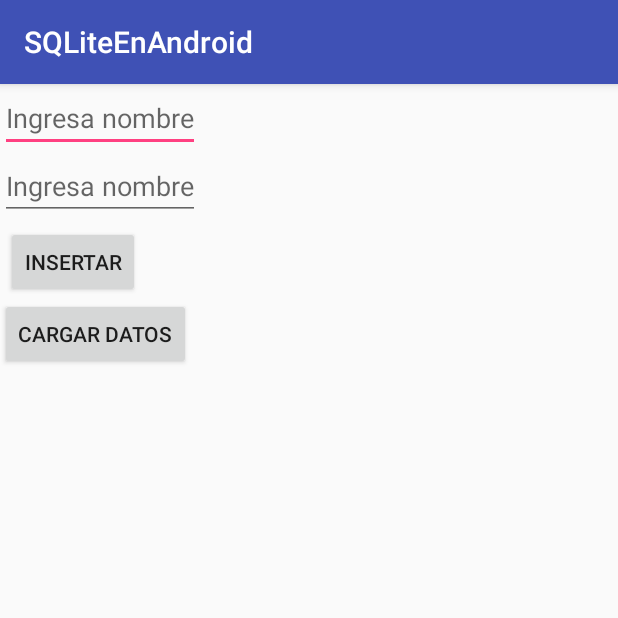
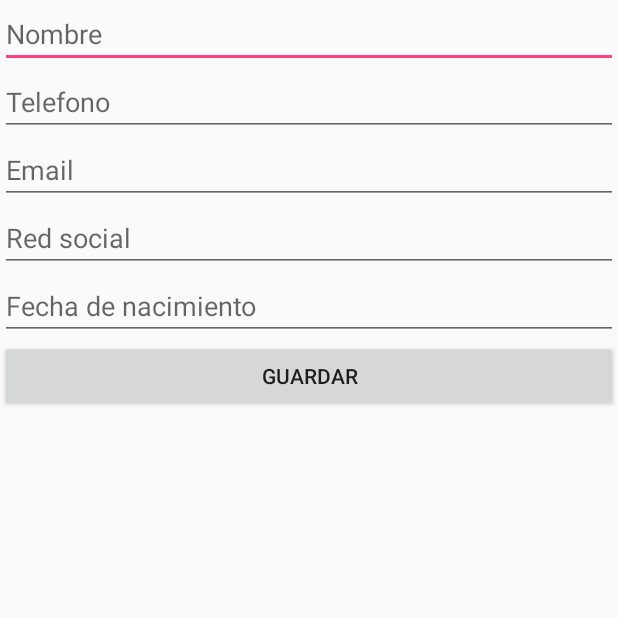
Before and after one commit to ThanyaLeif/SQLiteEnAndroid, an Android app: the screen it shows after launch (MainActivity before the commit, UsuarioActivity after it), after a tap on "INSERTAR", on a phone screen of 412 x 824 dp, the top half of it. Run offline under Robolectric (Android 15) with nearby library versions, the phone set to English and light mode, and no system bars.

```diff
--- a/app/build.gradle
+++ b/app/build.gradle
@@ -22,6 +22,7 @@ dependencies {
     implementation fileTree(dir: 'libs', include: ['*.jar'])
     implementation 'com.android.support:appcompat-v7:27.1.1'
     implementation 'com.android.support.constraint:constraint-layout:1.1.3'
+    implementation 'com.android.support:design:27.1.1'
     testImplementation 'junit:junit:4.12'
     androidTestImplementation 'com.android.support.test:runner:1.0.2'
     androidTestImplementation 'com.android.support.test.espresso:espresso-core:3.0.2'
--- a/app/src/main/AndroidManifest.xml
+++ b/app/src/main/AndroidManifest.xml
@@ -16,6 +16,10 @@
                 <category android:name="android.intent.category.LAUNCHER" />
             </intent-filter>
         </activity>
+        <activity
+            android:name=".UsuarioActivity"
+            android:label="@string/title_activity_usuario"
+            android:theme="@style/AppTheme.NoActionBar"></activity>
     </application>
 
 </manifest>
--- a/app/src/main/java/net/ivanvega/sqliteenandroid/MainActivity.java
+++ b/app/src/main/java/net/ivanvega/sqliteenandroid/MainActivity.java
@@ -1,10 +1,16 @@
 package net.ivanvega.sqliteenandroid;
 
+import android.app.AlertDialog;
+import android.content.Context;
+import android.content.DialogInterface;
+import android.content.Intent;
 import android.database.Cursor;
 import android.support.v7.app.AppCompatActivity;
 import android.os.Bundle;
-import android.util.Log;
+
 import android.view.View;
+import android.widget.AdapterView;
+import android.widget.Button;
 import android.widget.EditText;
 import android.widget.ListView;
 import android.widget.SimpleCursorAdapter;
@@ -12,65 +18,105 @@ import android.widget.Toast;
 
 import net.ivanvega.sqliteenandroid.db.DAOUsuarios;
 import net.ivanvega.sqliteenandroid.db.MiAdaptadorUsuariosConexion;
-import net.ivanvega.sqliteenandroid.db.Usuario;
 
-import java.util.List;
 
 public class MainActivity extends AppCompatActivity {
-    EditText txtN,txtE;
+
+    EditText txtBuscar;
+    Button btnInsertar, btnBuscar;
     ListView lsv ;
+
+    public final int INSERT_USER = 1;
 
     @Override
     protected void onCreate(Bundle savedInstanceState) {
         super.onCreate(savedInstanceState);
         setContentView(R.layout.activity_main);
 
-        txtN = findViewById(R.id.txtNombre);
-        txtE = findViewById(R.id.txtEmail);
+        txtBuscar = findViewById(R.id.txtBuscar);
+        btnBuscar = findViewById(R.id.btnBuscar);
+        btnInsertar = findViewById(R.id.btnInsertar);
+        lsv = findViewById(R.id.lsv);
 
-         lsv = findViewById(R.id.lsv);
+        final Context contexto = this;
 
+
+        btnBuscar.setOnClickListener(new View.OnClickListener() {
+            @Override
+            public void onClick(View view) {
+                cargarDatos(txtBuscar.getText().toString());
+            }
+        });
+
+        btnInsertar.setOnClickListener(new View.OnClickListener() {
+            @Override
+            public void onClick(View view) {
+                Intent insertar = new Intent(contexto, UsuarioActivity.class);
+                startActivityForResult(insertar, INSERT_USER);
+            }
+        });
+
+        lsv.setOnItemLongClickListener(new AdapterView.OnItemLongClickListener() {
+            @Override
+            public boolean onItemLongClick(final AdapterView<?> parent, View view, final int position, long id) {
+                AlertDialog.Builder builder = new AlertDialog.Builder(contexto);
+
+                //Este método da la opción de eliminar o modificar un registro en específico
+                builder.setItems(
+                        new CharSequence[]{"Modificar", "Eliminar"}, new DialogInterface.OnClickListener() {
+                            @Override
+                            public void onClick(DialogInterface dialog, int which) {
+                                Cursor c = (Cursor) parent.getItemAtPosition(position);
+                                int id = c.getInt(0);
+
+                                switch (which) {
+                                    case 0:
+                                        Intent intentActualizar = new Intent(contexto, UsuarioActivity.class);
+                                        intentActualizar.putExtra("_id", id);
+
+                                        startActivityForResult(intentActualizar, 1);
+                                        break;
+                                    case 1:
+                                        DAOUsuarios ado = new DAOUsuarios(getBaseContext());
+
+                                        if (ado.delete(id) > 0)
+                                            Toast.makeText(contexto, "Usuario eliminado", Toast.LENGTH_SHORT).show();
+                                        break;
+                                }
+                            }
+                        });
+
+                builder.show();
+                return false;
+            }
+        });
     }
 
-    public void btnI_click(View v){
-        DAOUsuarios ado =
-                new DAOUsuarios(getApplicationContext());
+    public void cargarDatos(String buscar){
+        DAOUsuarios daoUsuario = new DAOUsuarios(this);
+        Cursor c = daoUsuario.getByName(buscar);
 
-        long result = ado.add(
-                new Usuario(
-                    0, txtN.getText().toString(), "4451022214",
-                        txtE.getText().toString(), "@"+txtN.getText().toString()
-                )
+        //Esto lo copié del método btnCArgar
+        SimpleCursorAdapter adaptador = new SimpleCursorAdapter(
+                this, android.R.layout.simple_list_item_2, c,
+                MiAdaptadorUsuariosConexion.COLUMNS_USUARIOS,
+                new int[]{android.R.id.text1, android.R.id.text2},
+                SimpleCursorAdapter.NO_SELECTION
         );
 
-        if (result>0){
-            Toast.makeText(this, "Adición exitosa",
-                    Toast.LENGTH_LONG).show();
-        }
-
+        lsv.setAdapter(adaptador);
     }
 
+
     public void btnCargar_click(View v){
-        DAOUsuarios dao = new DAOUsuarios(this);
-        List<Usuario> lst =  dao.getAll();
-        for (Usuario item: lst
-             ) {
-            Log.d("USUARIO: " ,  String.valueOf( item.getId()));
-            Log.d("USUARIO: " , item.getNombre());
-        }
-        Cursor c =  dao.getAllC();
-
-
-
-        SimpleCursorAdapter adp = new SimpleCursorAdapter(
-          this, android.R.layout.simple_list_item_2 ,
-          c , MiAdaptadorUsuariosConexion.COLUMNS_USUARIOS,
-          new int[]{android.R.id.text1, android.R.id.text2},
-                SimpleCursorAdapter.NO_SELECTION
-
-        );
-
-        lsv.setAdapter(adp);
+        cargarDatos("");
     }
 
+    //Este método recarga los valores del listview y del textbox
+    @Override
+    protected void onActivityResult(int requestCode, int resultCode, Intent data) {
+        super.onActivityResult(requestCode, resultCode, data);
+        txtBuscar.setText("");
+        cargarDatos("");
+    }
 }
--- /dev/null
+++ b/app/src/main/java/net/ivanvega/sqliteenandroid/UsuarioActivity.java
@@ -0,0 +1,113 @@
+package net.ivanvega.sqliteenandroid;
+
+import android.content.Context;
+import android.os.Bundle;
+import android.support.design.widget.FloatingActionButton;
+import android.support.design.widget.Snackbar;
+import android.support.v7.app.AppCompatActivity;
+import android.support.v7.widget.Toolbar;
+import android.view.View;
+import android.widget.Button;
+import android.widget.EditText;
+import android.widget.Toast;
+
+import net.ivanvega.sqliteenandroid.db.DAOUsuarios;
+import net.ivanvega.sqliteenandroid.db.Usuario;
+
+public class UsuarioActivity extends AppCompatActivity {
+
+    EditText txtNombre, txtEmail, txtTelefono, txtRedSocial, txtFechaNac;
+    Button btnGuardar;
+
+    //Detecta si es un update o si es un insert
+    int id = -1;
+
+    @Override
+    protected void onCreate(Bundle savedInstanceState) {
+        super.onCreate(savedInstanceState);
+        setContentView(R.layout.activity_usuario);
+
+        txtNombre = findViewById(R.id.txtNombre);
+        txtEmail = findViewById(R.id.txtEmail);
+        txtTelefono = findViewById(R.id.txtTelefono);
+        txtRedSocial = findViewById(R.id.txtRedSocial);
+        txtFechaNac = findViewById(R.id.txtFechaNac);
+        btnGuardar = findViewById(R.id.btnGuardar);
+
+        final Context contexto = this;
+        boolean editMode = false; //esto se necesita porque la pantalla se recicla para insertar y modificar
+
+        //Aquí se detecta si se va a insertar o a editar un nuevo usuario
+        id = getIntent().getIntExtra("_id", -1);
+
+        //Si se manda a llamar con un valor diferente a -1 significa que se va a modificar
+        if (id != -1) {
+
+            //Aquí se cambia a modo edición
+            editMode = true;
+
+
+            //Se mandan llamar los datos del usuario con el id que se mandó
+            DAOUsuarios ado = new DAOUsuarios(this);
+            Usuario u = ado.get(id);
+
+            txtNombre.setText(u.getNombre());
+            txtTelefono.setText(u.getTelefono());
+            txtEmail.setText(u.getEmail());
+            txtRedSocial.setText(u.getRed_social());
+            txtFechaNac.setText(u.getFecha_nac());
+        }
+
+        btnGuardar.setOnClickListener(new View.OnClickListener() {
+            @Override
+            public void onClick(View v) {
+
+                DAOUsuarios ado = new DAOUsuarios(getApplicationContext());
+
+
+                //Si el id es igual a -1 significa que se va a agregar un nuevo usuario
+                if (id == -1) {
+                    long result = ado.add(
+                            new Usuario(
+                                    0,
+                                    txtNombre.getText().toString(),
+                                    txtTelefono.getText().toString(),
+                                    txtEmail.getText().toString(),
+                                    txtRedSocial.getText().toString(),
+                                    txtFechaNac.getText().toString()
+                            )
+                    );
+
+
+                    // Si se regresa algo diferente a 0 significa que se agregó correctamente a la base de datos
+                    if (result > 0){
+                        Toast.makeText(getBaseContext(), "Usuario agregado",
+                                Toast.LENGTH_LONG).show();
+                    }
+                    // De lo contrario no se insertó correctamente
+                    else{
+                        Toast.makeText(getBaseContext(), "Error al agregar",
+                                Toast.LENGTH_LONG).show();
+                    }
+                } else {
+
+                    //Si el id es diferente de -1 se manda como modificación
+                    ado.update(
+                            new Usuario(
+                                    id,
+                                    txtNombre.getText().toString(),
+                                    txtTelefono.getText().toString(),
+                                    txtEmail.getText().toString(),
+                                    txtRedSocial.getText().toString(),
+                                    txtFechaNac.getText().toString()
+                            )
+                    );
+                }
+
+                //Cierra este activity al terminar
+                finish();
+            }
+        });
+    }
+
+}
--- a/app/src/main/java/net/ivanvega/sqliteenandroid/db/MiAdaptadorUsuariosConexion.java
+++ b/app/src/main/java/net/ivanvega/sqliteenandroid/db/MiAdaptadorUsuariosConexion.java
@@ -6,15 +6,15 @@ import android.database.sqlite.SQLiteOpenHelper;
 
 public class MiAdaptadorUsuariosConexion extends SQLiteOpenHelper {
 
-    public static final String [] COLUMNS_USUARIOS = {"_id", "nombre", "telefono", "email", "red_social"  };
+    public static final String [] COLUMNS_USUARIOS = {"_id", "nombre", "telefono", "email", "red_social", "fecha_nac"  };
     public static final String [] TABLES_DB = {"usuarios"};
 
     private String SCRIPT_DB  = "create table Usuarios (_id integer primary key autoincrement, " +
-            "nombre text not null, telefono text, email text, red_social text );";
+            "nombre text not null, telefono text, email text, red_social text, fecha_nac string );";
 
 
     public MiAdaptadorUsuariosConexion (Context ctx){
-        super(ctx, "midb", null, 1);
+        super(ctx, "midb", null, 4);
     }
 
     @Override
--- a/app/src/main/res/layout/activity_main.xml
+++ b/app/src/main/res/layout/activity_main.xml
@@ -8,43 +8,39 @@
     android:orientation="vertical">
 
     <EditText
-        android:layout_width="wrap_content"
+        android:id="@+id/txtBuscar"
+        android:layout_width="match_parent"
         android:layout_height="wrap_content"
-        android:hint="Ingresa nombre"
-        android:id="@+id/txtNombre"/>
-
-    <EditText
-        android:layout_width="wrap_content"
-        android:layout_height="wrap_content"
-        android:hint="Ingresa nombre"
-        android:id="@+id/txtEmail"/>
-
+        android:ems="10"
+        android:hint="Busqueda"
+        android:inputType="textPersonName" />
 
     <Button
-        android:id="@+id/btnI"
-        android:layout_width="wrap_content"
+        android:id="@+id/btnBuscar"
+        android:layout_width="match_parent"
         android:layout_height="wrap_content"
-
-        android:onClick="btnI_click"
-        android:layout_marginLeft="4dp"
-        android:layout_marginTop="4dp"
-        android:text="Insertar"
-        />
+        android:onClick="btnCargar_click"
+        android:text="Buscar" />
 
     <Button
         android:id="@+id/btnCargar"
-        android:layout_width="wrap_content"
+        android:layout_width="match_parent"
         android:layout_height="wrap_content"
         android:onClick="btnCargar_click"
-        android:text="Cargar datos"
-         />
+        android:text="Cargar datos"/>
+
+    <Button
+        android:id="@+id/btnInsertar"
+        android:layout_width="match_parent"
+        android:layout_height="wrap_content"
+        android:onClick="btnCargar_click"
+        android:text="Insertar"/>
+
 
     <ListView
         android:layout_width="match_parent"
         android:layout_height="match_parent"
-        android:id="@+id/lsv"
-        >
-
+        android:id="@+id/lsv">
     </ListView>
 
 </LinearLayout>
--- /dev/null
+++ b/app/src/main/res/layout/activity_usuario.xml
@@ -0,0 +1,49 @@
+<?xml version="1.0" encoding="utf-8"?>
+<LinearLayout xmlns:android="http://schemas.android.com/apk/res/android"
+    xmlns:app="http://schemas.android.com/apk/res-auto"
+    xmlns:tools="http://schemas.android.com/tools"
+    android:layout_width="match_parent"
+    android:layout_height="match_parent"
+    android:orientation="vertical"
+    tools:context=".UsuarioActivity">
+
+    <EditText
+        android:id="@+id/txtNombre"
+        android:hint="Nombre"
+        android:layout_width="match_parent"
+        android:layout_height="wrap_content" />
+
+    <EditText
+        android:id="@+id/txtTelefono"
+        android:hint="Telefono"
+        android:inputType="phone"
+        android:layout_width="match_parent"
+        android:layout_height="wrap_content" />
+
+    <EditText
+        android:id="@+id/txtEmail"
+        android:hint="Email"
+        android:inputType="textEmailAddress"
+        android:layout_width="match_parent"
+        android:layout_height="wrap_content" />
+
+    <EditText
+        android:id="@+id/txtRedSocial"
+        android:hint="Red social"
+        android:layout_width="match_parent"
+        android:layout_height="wrap_content" />
+
+    <EditText
+        android:id="@+id/txtFechaNac"
+        android:hint="Fecha de nacimiento"
+        android:inputType="date"
+        android:layout_width="match_parent"
+        android:layout_height="wrap_content" />
+
+    <Button
+        android:id="@+id/btnGuardar"
+        android:layout_width="match_parent"
+        android:layout_height="wrap_content"
+        android:text="Guardar" />
+
+</LinearLayout>
--- /dev/null
+++ b/app/src/main/res/values/dimens.xml
@@ -0,0 +1,3 @@
+<resources>
+    <dimen name="fab_margin">16dp</dimen>
+</resources>
--- a/app/src/main/res/values/strings.xml
+++ b/app/src/main/res/values/strings.xml
@@ -1,3 +1,4 @@
 <resources>
     <string name="app_name">SQLiteEnAndroid</string>
+    <string name="title_activity_usuario">UsuarioActivity</string>
 </resources>
--- a/app/src/main/res/values/styles.xml
+++ b/app/src/main/res/values/styles.xml
@@ -8,4 +8,13 @@
         <item name="colorAccent">@color/colorAccent</item>
     </style>
 
+    <style name="AppTheme.NoActionBar">
+        <item name="windowActionBar">false</item>
+        <item name="windowNoTitle">true</item>
+    </style>
+
+    <style name="AppTheme.AppBarOverlay" parent="ThemeOverlay.AppCompat.Dark.ActionBar" />
+
+    <style name="AppTheme.PopupOverlay" parent="ThemeOverlay.AppCompat.Light" />
+
 </resources>
```
Also changed, not shown: app/src/main/java/net/ivanvega/sqliteenandroid/db/DAOUsuarios.java (+40 -9 lines), app/src/main/java/net/ivanvega/sqliteenandroid/db/Usuario.java (+42 -39 lines).
